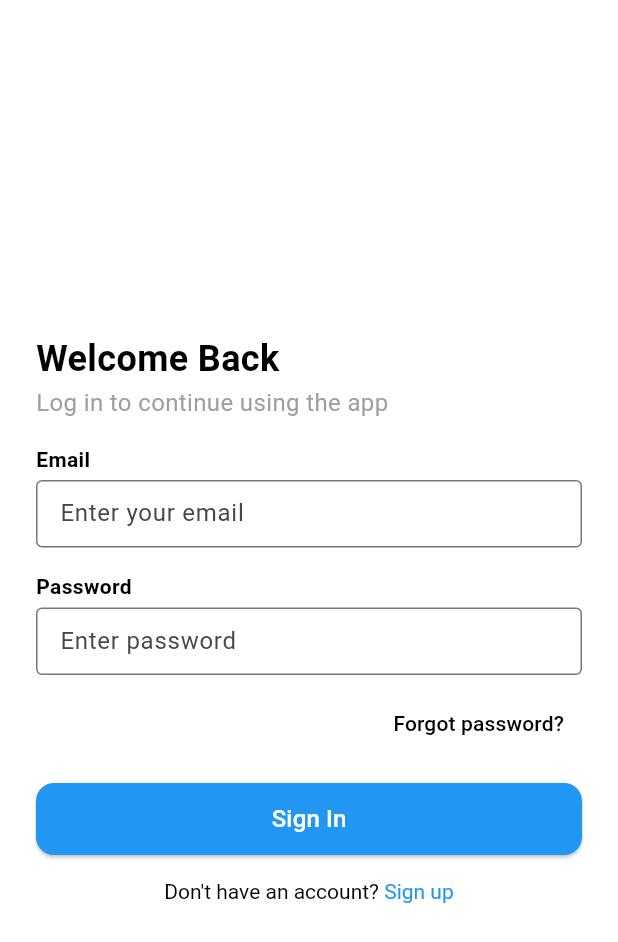
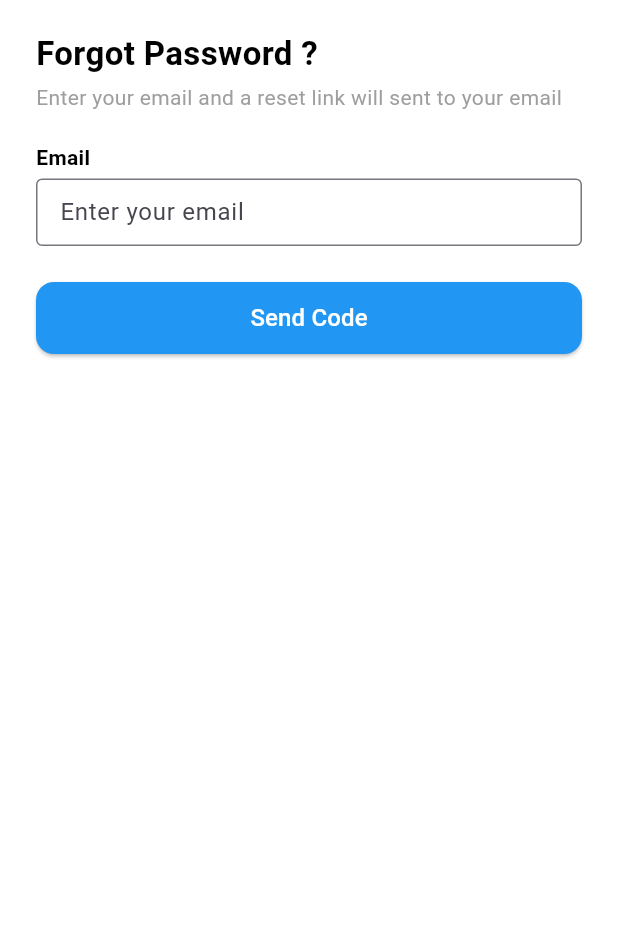
Before and after one commit to imuhammadhassam/tasklify, a Flutter app: the screen it shows after launch, after a tap on "Skip", after a tap on "Forgot password?", on a phone screen of 412 x 824 dp. Shown: the top 942 px of the screen. Run offline on Flutter 3.47's test engine with Material 3 defaults, Android fonts, the light colour scheme and no system bars.

Commit message:
minor changes

```diff
--- a/lib/main.dart
+++ b/lib/main.dart
@@ -1,7 +1,8 @@
 import 'package:flutter/material.dart';
-import 'views/onboarding screens/onboarding_screen1.dart';
-import 'views//login screen/login_screen.dart'; // placeholder
-import 'views/signup_screen/signup_screen.dart'; // placeholder
+import 'views/onboarding/onboarding_screen1.dart';
+import 'views/login/login_screen.dart'; // placeholder
+import 'views/signup/signup_screen.dart'; // placeholder
+import 'views/forgot_password/forgot_password.dart'; // placeholder
 
 void main() {
   runApp(const MyApp());
@@ -19,6 +20,7 @@ class MyApp extends StatelessWidget {
         '/': (context) => const OnboardingScreen1(),
         '/Signin': (context) => LoginScreen(),
         '/Signup': (context) => SignUpScreen(),
+        '/ForgotPassword': (context) => ForgotPassword(),
       },
     );
   }
--- /dev/null
+++ b/lib/views/forgot_password/forgot_password.dart
@@ -0,0 +1,68 @@
+import 'package:flutter/material.dart';
+import 'package:tasklify/widgets/custom_button.dart';
+import 'package:tasklify/widgets/custom_textfield.dart';
+import 'package:flutter/gestures.dart';
+import 'package:tasklify/widgets/form_label.dart';
+
+class ForgotPassword extends StatelessWidget {
+  final TextEditingController emailController = TextEditingController();
+  final TextEditingController passwordController = TextEditingController();
+
+  ForgotPassword({super.key});
+
+  @override
+  Widget build(BuildContext context) {
+    return Material(
+      color: Colors.white, // background
+      child: SafeArea(
+        child: SingleChildScrollView(
+          padding: const EdgeInsets.symmetric(horizontal: 24.0),
+          child: Column(
+            children: [
+              const SizedBox(height: 20),
+
+              Align(
+                alignment: Alignment.centerLeft,
+                child: Text(
+                  "Forgot Password ?",
+                  style: TextStyle(
+                    fontSize: 22,
+                    fontWeight: FontWeight.bold,
+                    color: Colors.black,
+                  ),
+                ),
+              ),
+
+              const SizedBox(height: 4),
+
+              Align(
+                alignment: Alignment.centerLeft,
+                child: Text(
+                  "Enter your email and a reset link will sent to your email",
+                  style: TextStyle(fontSize: 14, color: Colors.grey),
+                ),
+              ),
+
+              const SizedBox(height: 20),
+
+              FormLabel(label: "Email"),
+
+              const SizedBox(height: 4),
+
+              CustomTextField(
+                hintText: 'Enter your email',
+                controller: emailController,
+              ),
+
+              const SizedBox(height: 24),
+
+              CustomButton(text: "Send Code", onTap: () {}),
+
+              const SizedBox(height: 16),
+            ],
+          ),
+        ),
+      ),
+    );
+  }
+}
--- a/lib/views/login screen/login_screen.dart
+++ /dev/null
@@ -1,118 +0,0 @@
-import 'package:flutter/material.dart';
-import 'package:tasklify/widgets/custom_button.dart';
-import 'package:tasklify/widgets/custom_textfield.dart';
-import 'package:flutter/gestures.dart';
-import 'package:tasklify/widgets/form_label.dart';
-
-class LoginScreen extends StatelessWidget {
-  final TextEditingController emailController = TextEditingController();
-  final TextEditingController passwordController = TextEditingController();
-
-  LoginScreen({super.key});
-
-  @override
-  Widget build(BuildContext context) {
-    return Scaffold(
-      backgroundColor: Colors.white, // Background color for the screen
-      body: Padding(
-        padding: const EdgeInsets.symmetric(horizontal: 24.0),
-        child: Center(
-          child: SingleChildScrollView(
-            child: Column(
-              mainAxisAlignment: MainAxisAlignment.center,
-              children: [
-                Align(
-                  alignment: Alignment.centerLeft,
-                  child: Text(
-                    "Welcome Back",
-                    style: TextStyle(
-                      fontSize: 24,
-                      fontWeight: FontWeight.bold,
-                      color: Colors.black,
-                    ),
-                  ),
-                ),
-
-                const SizedBox(height: 1),
-
-                Align(
-                  alignment: Alignment.centerLeft,
-                  child: Text(
-                    "Log in to continue using the app",
-                    style: TextStyle(fontSize: 16, color: Colors.grey),
-                  ),
-                ),
-
-                const SizedBox(height: 16),
-
-                FormLabel(label: "Email"),
-
-                const SizedBox(height: 4),
-
-                CustomTextField(
-                  hintText: 'Enter your email',
-                  controller: emailController,
-                ),
-
-                const SizedBox(height: 16),
-
-                FormLabel(label: "Password"),
-
-                const SizedBox(height: 4),
-
-                CustomTextField(
-                  hintText: 'Enter password',
-                  controller: passwordController,
-                  obscureText: true,
-                ),
-
-                const SizedBox(height: 8),
-
-                Align(
-                  alignment: Alignment.centerRight,
-                  child: TextButton(
-                    onPressed: () {
-                      // TODO: Implement forgot password functionality
-                    },
-                    child: const Text(
-                      "Forgot password?",
-                      style: TextStyle(color: Colors.black),
-                    ),
-                  ),
-                ),
-
-                const SizedBox(height: 16),
-
-                CustomButton(
-                  text: "Sign In",
-                  onTap: () {
-                    // TODO: Implement login functionality
-                  },
-                ),
-
-                const SizedBox(height: 16),
-
-                RichText(
-                  text: TextSpan(
-                    text: "Don't have an account? ",
-                    style: TextStyle(color: Colors.black),
-                    children: [
-                      TextSpan(
-                        text: "Sign up",
-                        style: TextStyle(color: Colors.blue),
-                        recognizer: TapGestureRecognizer()
-                          ..onTap = () {
-                            Navigator.pushNamed(context, '/Signup');
-                          },
-                      ),
-                    ],
-                  ),
-                ),
-              ],
-            ),
-          ),
-        ),
-      ),
-    );
-  }
-}
--- /dev/null
+++ b/lib/views/login/login_screen.dart
@@ -0,0 +1,114 @@
+import 'package:flutter/material.dart';
+import 'package:tasklify/widgets/custom_button.dart';
+import 'package:tasklify/widgets/custom_textfield.dart';
+import 'package:flutter/gestures.dart';
+import 'package:tasklify/widgets/form_label.dart';
+import 'package:tasklify/views/forgot_password/forgot_password.dart';
+
+class LoginScreen extends StatelessWidget {
+  final TextEditingController emailController = TextEditingController();
+  final TextEditingController passwordController = TextEditingController();
+
+  LoginScreen({super.key});
+
+  @override
+  Widget build(BuildContext context) {
+    return Material(
+      color: Colors.white, // background
+      child: SafeArea(
+        child: SingleChildScrollView(
+          padding: const EdgeInsets.symmetric(horizontal: 24.0),
+          child: Column(
+            children: [
+              const SizedBox(height: 20),
+
+              Align(
+                alignment: Alignment.centerLeft,
+                child: Text(
+                  "Welcome Back",
+                  style: TextStyle(
+                    fontSize: 22,
+                    fontWeight: FontWeight.bold,
+                    color: Colors.black,
+                  ),
+                ),
+              ),
+
+              const SizedBox(height: 4),
+
+              Align(
+                alignment: Alignment.centerLeft,
+                child: Text(
+                  "Log in to continue using the app",
+                  style: TextStyle(fontSize: 14, color: Colors.grey),
+                ),
+              ),
+
+              const SizedBox(height: 16),
+
+              FormLabel(label: "Email"),
+
+              const SizedBox(height: 4),
+
+              CustomTextField(
+                hintText: 'Enter your email',
+                controller: emailController,
+              ),
+
+              const SizedBox(height: 16),
+
+              FormLabel(label: "Password"),
+
+              const SizedBox(height: 4),
+
+              CustomTextField(
+                hintText: 'Enter password',
+                controller: passwordController,
+                obscureText: true,
+              ),
+
+              const SizedBox(height: 8),
+
+              Align(
+                alignment: Alignment.centerRight,
+                child: TextButton(
+                  onPressed: () {
+                    Navigator.pushNamed(context, '/ForgotPassword');
+                  },
+                  child: const Text(
+                    "Forgot password?",
+                    style: TextStyle(color: Colors.black, fontSize: 14,),
+                  ),
+                ),
+              ),
+
+              const SizedBox(height: 16),
+
+              CustomButton(text: "Sign In", onTap: () {}),
+
+              const SizedBox(height: 16),
+
+              RichText(
+                textAlign: TextAlign.right,
+                text: TextSpan(
+                  text: "Don't have an account? ",
+                  style: TextStyle(color: Colors.black),
+                  children: [
+                    TextSpan(
+                      text: "Sign up",
+                      style: TextStyle(color: Colors.blue),
+                      recognizer: TapGestureRecognizer()
+                        ..onTap = () {
+                          Navigator.pushNamed(context, '/Signup');
+                        },
+                    ),
+                  ],
+                ),
+              ),
+            ],
+          ),
+        ),
+      ),
+    );
+  }
+}
```
Also changed, not shown: lib/views/signup/signup_screen.dart (added, +135 -0 lines), lib/views/signup_screen/signup_screen.dart (deleted, +0 -129 lines), lib/views/onboarding/onboarding_screen1.dart (renamed from lib/views/onboarding screens/onboarding_screen1.dart), lib/views/onboarding/onboarding_screen2.dart (renamed from lib/views/onboarding screens/onboarding_screen2.dart), lib/views/onboarding/onboarding_screen3.dart (renamed from lib/views/onboarding screens/onboarding_screen3.dart).
